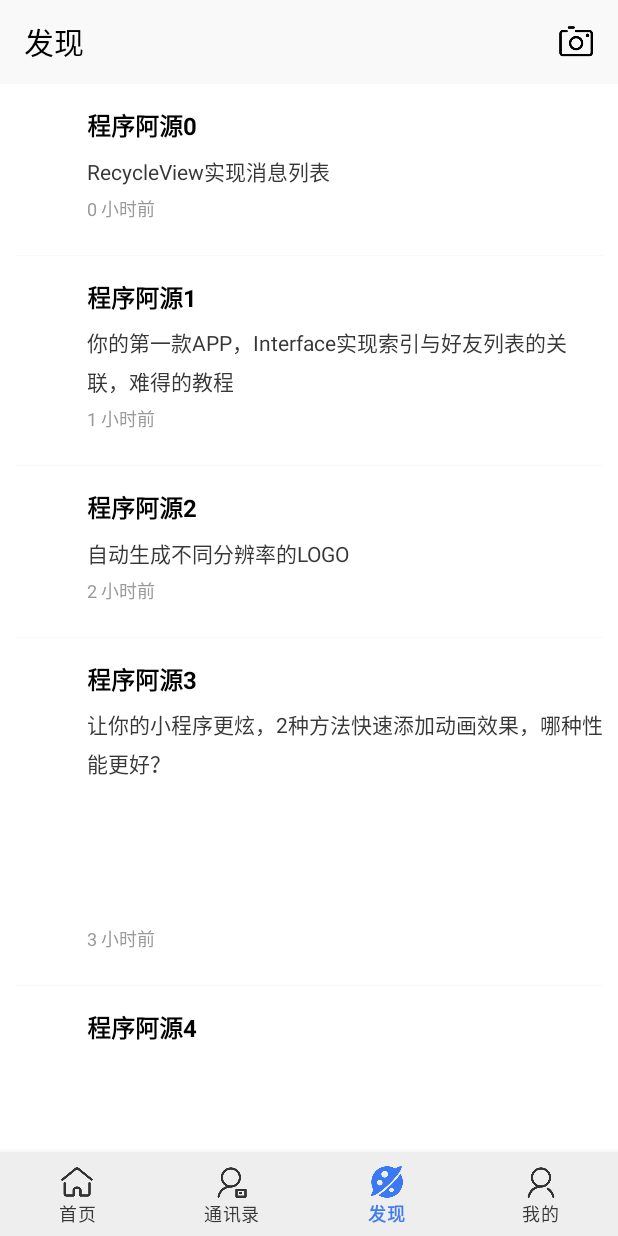
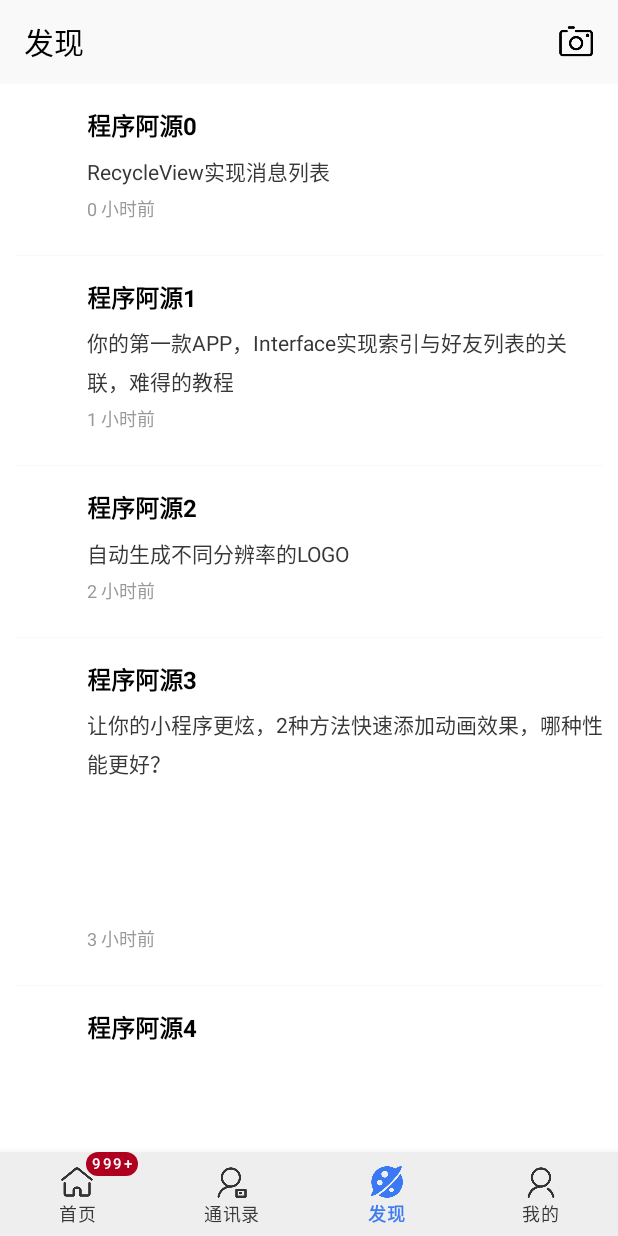
Before and after one commit to 841660202/forkOther_imvence_android, an Android app: the screen it shows after launch (MainActivity), item 3 of the bottom bar chosen, on a phone screen of 412 x 824 dp. Run offline under Robolectric (Android 15) with nearby library versions, the phone set to English and light mode, and no system bars; our stand-ins replace navigation-ui; libraries missing offline, so code that uses them is left out: com.facebook.drawee; plain views replace SimpleDraweeView; pictures from the network do not load; 5 statements that could not run were skipped.

Commit message:
增加注释

```diff
--- a/app/src/main/java/com/imvence/myapp/MainActivity.kt
+++ b/app/src/main/java/com/imvence/myapp/MainActivity.kt
@@ -30,8 +30,14 @@ class MainActivity : AppCompatActivity() {
         toolbar = findViewById(R.id.toolbar)
 
         val navView: BottomNavigationView = findViewById(R.id.nav_view)
+        /**设置未读消息数量*/
         navView.itemIconTintList = null //去掉图标的默认背景色
-
+        val menuItemId = navView.menu.getItem(0).itemId
+        var badge = navView.getOrCreateBadge(menuItemId)
+        badge.isVisible = true
+        // An icon only badge will be displayed unless a number is set:
+        badge.number = 10000 // 超过999 会截取 999+
+        /**设置未读消息数量 end*/
         navController = findNavController(R.id.nav_host_fragment)
         // Passing each menu ID as a set of Ids because each
         // menu should be considered as top level destinations.
@@ -49,7 +55,8 @@ class MainActivity : AppCompatActivity() {
     }
 
     //监听tabbar切换状态
-    private val onNavigationItemSelectedListener = BottomNavigationView.OnNavigationItemSelectedListener { item ->
+    private val onNavigationItemSelectedListener =
+        BottomNavigationView.OnNavigationItemSelectedListener { item ->
             /*
             val titleMap = mutableMapOf<Int, String>(
                 R.id.navigation_home to this.resources.getString(R.string.tabbar_home_title),
@@ -73,11 +80,11 @@ class MainActivity : AppCompatActivity() {
 
             toolbar.title = item.title
 
-        when(item.itemId){
-            R.id.navigation_home->navController.navigate(R.id.navigation_home)
-            R.id.navigation_friends->navController.navigate(R.id.navigation_friends)
-            R.id.navigation_news->navController.navigate(R.id.navigation_news)
-            R.id.navigation_mine->navController.navigate(R.id.navigation_mine)
+            when (item.itemId) {
+                R.id.navigation_home -> navController.navigate(R.id.navigation_home)
+                R.id.navigation_friends -> navController.navigate(R.id.navigation_friends)
+                R.id.navigation_news -> navController.navigate(R.id.navigation_news)
+                R.id.navigation_mine -> navController.navigate(R.id.navigation_mine)
             }
 
             return@OnNavigationItemSelectedListener true
--- a/app/src/main/java/com/imvence/myapp/ui/friends/FriendsFragment.kt
+++ b/app/src/main/java/com/imvence/myapp/ui/friends/FriendsFragment.kt
@@ -34,7 +34,7 @@ class FriendsFragment : Fragment() {
         /**侧边字母导航*/
         quickIndexView = root.findViewById<FriendsQuickIndex>(R.id.quickIndexView)
 
-
+        /**监听点击字母=>滚动*/
         quickIndexView.setOnIndexChangeListener(object : FriendsQuickIndex.OnIndexChangeListener {
             override fun onIndexChange(group: String?) {
                 var count = 0
--- a/app/src/main/java/com/imvence/myapp/ui/home/HomeFragment.kt
+++ b/app/src/main/java/com/imvence/myapp/ui/home/HomeFragment.kt
@@ -60,7 +60,7 @@ class HomeFragment : Fragment() {
             this.initRequest()
 
         }
-        // 监听recycle滚动
+        /**监听recycle滚动*/
         messageContent.addOnScrollListener(object : RecyclerView.OnScrollListener(){
             override fun onScrollStateChanged(recyclerView: RecyclerView, newState: Int) {
                 if(!messageContent.canScrollVertically(0)){
--- a/app/src/main/res/drawable/linearlayout_water_selector.xml
+++ b/app/src/main/res/drawable/linearlayout_water_selector.xml
@@ -1,8 +1,8 @@
 <?xml version="1.0" encoding="utf-8"?>
 
-<ripple android:color="@color/status_background_color"
-    xmlns:android="http://schemas.android.com/apk/res/android"
-    tools:targetApi="lollipop"
-    xmlns:tools="http://schemas.android.com/tools">
+<ripple xmlns:android="http://schemas.android.com/apk/res/android"
+    xmlns:tools="http://schemas.android.com/tools"
+    android:color="@color/status_background_color"
+    tools:targetApi="lollipop">
     <item android:drawable="@color/white" />
 </ripple>
--- a/app/src/main/res/layout/activity_main.xml
+++ b/app/src/main/res/layout/activity_main.xml
@@ -3,8 +3,7 @@
     xmlns:app="http://schemas.android.com/apk/res-auto"
     android:id="@+id/container"
     android:layout_width="match_parent"
-    android:layout_height="match_parent"
-    >
+    android:layout_height="match_parent">
 
     <androidx.appcompat.widget.Toolbar
         android:id="@+id/toolbar"
@@ -12,24 +11,9 @@
         android:layout_height="?attr/actionBarSize"
         android:background="@color/status_background_color"
         app:layout_constraintTop_toTopOf="parent"
-        app:titleTextColor="@color/black"
-        app:title="@string/tabbar_home" >
-    </androidx.appcompat.widget.Toolbar>
+        app:title="@string/tabbar_home"
+        app:titleTextColor="@color/black" />
 
-    <com.google.android.material.bottomnavigation.BottomNavigationView
-        android:id="@+id/nav_view"
-        android:layout_width="0dp"
-        android:layout_height="wrap_content"
-        android:layout_marginEnd="0dp"
-        android:layout_marginStart="0dp"
-        android:background="@color/tabbar_background_color"
-        app:layout_constraintBottom_toBottomOf="parent"
-        app:layout_constraintLeft_toLeftOf="parent"
-        app:layout_constraintRight_toRightOf="parent"
-        app:menu="@menu/bottom_nav_menu"
-        app:labelVisibilityMode="labeled"
-        app:itemTextColor="@drawable/tabbar_text_color"
-        />
 
     <fragment
         android:id="@+id/nav_host_fragment"
@@ -43,4 +27,17 @@
         app:layout_constraintTop_toTopOf="parent"
         app:navGraph="@navigation/mobile_navigation" />
 
+    <com.google.android.material.bottomnavigation.BottomNavigationView
+        android:id="@+id/nav_view"
+        android:layout_width="0dp"
+        android:layout_height="wrap_content"
+        android:layout_marginStart="0dp"
+        android:layout_marginEnd="0dp"
+        android:background="@color/tabbar_background_color"
+        app:itemTextColor="@drawable/tabbar_text_color"
+        app:labelVisibilityMode="labeled"
+        app:layout_constraintBottom_toBottomOf="parent"
+        app:layout_constraintLeft_toLeftOf="parent"
+        app:layout_constraintRight_toRightOf="parent"
+        app:menu="@menu/bottom_nav_menu" />
 </androidx.constraintlayout.widget.ConstraintLayout>
--- a/app/src/main/res/layout/fragment_friends.xml
+++ b/app/src/main/res/layout/fragment_friends.xml
@@ -7,7 +7,7 @@
     android:paddingBottom="?attr/actionBarSize"
     android:id="@+id/FriendsFragment"
     tools:context=".ui.friends.FriendsFragment">
-<!--RecyclerView控件-->
+    <!--RecyclerView控件-->
     <androidx.recyclerview.widget.RecyclerView
         android:id="@+id/friendsContent"
         android:layout_height="match_parent"
--- a/app/src/main/res/layout/fragment_mine.xml
+++ b/app/src/main/res/layout/fragment_mine.xml
@@ -10,13 +10,14 @@
         android:id="@+id/text_mine"
         android:layout_width="match_parent"
         android:layout_height="wrap_content"
-        android:layout_marginEnd="8dp"
         android:layout_marginStart="8dp"
         android:layout_marginTop="8dp"
+        android:layout_marginEnd="8dp"
         android:textAlignment="center"
         android:textSize="20sp"
         app:layout_constraintBottom_toBottomOf="parent"
         app:layout_constraintEnd_toEndOf="parent"
         app:layout_constraintStart_toStartOf="parent"
         app:layout_constraintTop_toTopOf="parent" />
+
 </androidx.constraintlayout.widget.ConstraintLayout>
--- a/app/src/main/res/layout/fragment_news.xml
+++ b/app/src/main/res/layout/fragment_news.xml
@@ -10,14 +10,14 @@
 
     <androidx.swiperefreshlayout.widget.SwipeRefreshLayout
         android:id="@+id/newsRefresh"
-        android:orientation="vertical"
+        android:layout_width="match_parent"
         android:layout_height="match_parent"
-        android:layout_width="match_parent"
-        >
-    <androidx.recyclerview.widget.RecyclerView
-        android:id="@+id/newsContent"
-        android:layout_height="match_parent"
-        android:layout_width="match_parent"
-        />
+        android:orientation="vertical">
+
+        <androidx.recyclerview.widget.RecyclerView
+            android:id="@+id/newsContent"
+            android:layout_width="match_parent"
+            android:layout_height="match_parent" />
     </androidx.swiperefreshlayout.widget.SwipeRefreshLayout>
+
 </androidx.constraintlayout.widget.ConstraintLayout>
--- a/app/src/main/res/layout/news_pic_item.xml
+++ b/app/src/main/res/layout/news_pic_item.xml
@@ -1,71 +1,69 @@
 <?xml version="1.0" encoding="utf-8"?>
 
-<LinearLayout android:layout_width="match_parent"
+<LinearLayout xmlns:android="http://schemas.android.com/apk/res/android"
+    xmlns:fresco="http://schemas.android.com/apk/res-auto"
+    android:layout_width="match_parent"
     android:layout_height="wrap_content"
-    xmlns:fresco="http://schemas.android.com/apk/res-auto"
-    android:paddingLeft="10dp"
-    android:paddingRight="10dp"
-    android:paddingTop="15dp"
-    android:orientation="vertical"
     android:background="@drawable/linearlayout_water_selector"
     android:clickable="true"
-    xmlns:android="http://schemas.android.com/apk/res/android">
+    android:orientation="vertical"
+    android:paddingLeft="10dp"
+    android:paddingTop="15dp"
+    android:paddingRight="10dp">
+
     <LinearLayout
+        android:layout_width="match_parent"
         android:layout_height="wrap_content"
-        android:layout_width="match_parent"
-        android:orientation="horizontal"
-        >
+        android:orientation="horizontal">
+
         <com.facebook.drawee.view.SimpleDraweeView
             android:id="@+id/news_avatar"
+            android:layout_width="38dp"
             android:layout_height="38dp"
-            android:layout_width="38dp"
-            fresco:roundedCornerRadius="3dp"
-            />
+            fresco:roundedCornerRadius="3dp" />
+
         <LinearLayout
+            android:layout_width="match_parent"
             android:layout_height="wrap_content"
-            android:layout_width="match_parent"
             android:layout_marginLeft="10dp"
-            android:orientation="vertical"
-            >
+            android:orientation="vertical">
+
             <TextView
                 android:id="@+id/news_nickname"
+                android:layout_width="match_parent"
                 android:layout_height="22dp"
-                android:layout_width="match_parent"
+                android:textColor="@color/black"
                 android:textSize="16dp"
-                android:textStyle="bold"
-                android:textColor="@color/black"
-                />
+                android:textStyle="bold" />
 
             <LinearLayout
                 android:id="@+id/news_main"
+                android:layout_width="match_parent"
                 android:layout_height="wrap_content"
-                android:layout_width="match_parent"
                 android:layout_marginTop="10dp"
                 android:layout_marginBottom="5dp"
                 android:orientation="vertical">
+
                 <com.facebook.drawee.view.SimpleDraweeView
                     android:id="@+id/news_thumb"
-                    android:layout_height="86dp"
                     android:layout_width="86dp"
-                    />
+                    android:layout_height="86dp" />
             </LinearLayout>
 
             <TextView
                 android:id="@+id/news_addtime"
+                android:layout_width="match_parent"
                 android:layout_height="20dp"
-                android:layout_width="match_parent"
-                android:textSize="12dp"
+                android:text=""
                 android:textColor="@color/msg_content"
-                android:text=""
-                />
+                android:textSize="12dp" />
 
         </LinearLayout>
     </LinearLayout>
 
     <LinearLayout
+        android:layout_width="match_parent"
         android:layout_height="0.5dp"
-        android:layout_width="match_parent"
         android:layout_marginTop="20dp"
-        android:background="@color/msg_split"
-        />
+        android:background="@color/msg_split" />
 </LinearLayout>
--- a/app/src/main/res/layout/news_txt_item.xml
+++ b/app/src/main/res/layout/news_txt_item.xml
@@ -1,74 +1,73 @@
 <?xml version="1.0" encoding="utf-8"?>
 
-<LinearLayout android:layout_width="match_parent"
+<LinearLayout xmlns:android="http://schemas.android.com/apk/res/android"
+    xmlns:fresco="http://schemas.android.com/apk/res-auto"
+    android:layout_width="match_parent"
     android:layout_height="wrap_content"
-    xmlns:fresco="http://schemas.android.com/apk/res-auto"
-    android:paddingLeft="10dp"
-    android:paddingRight="10dp"
-    android:paddingTop="15dp"
-    android:orientation="vertical"
     android:background="@drawable/linearlayout_water_selector"
     android:clickable="true"
-    xmlns:android="http://schemas.android.com/apk/res/android">
+    android:orientation="vertical"
+    android:paddingLeft="10dp"
+    android:paddingTop="15dp"
+    android:paddingRight="10dp">
+
     <LinearLayout
+        android:layout_width="match_parent"
         android:layout_height="wrap_content"
-        android:layout_width="match_parent"
-        android:orientation="horizontal"
-        >
+        android:orientation="horizontal">
+
         <com.facebook.drawee.view.SimpleDraweeView
             android:id="@+id/news_avatar"
+            android:layout_width="38dp"
             android:layout_height="38dp"
-            android:layout_width="38dp"
-            fresco:roundedCornerRadius="3dp"
-            />
+            fresco:roundedCornerRadius="3dp" />
+
         <LinearLayout
+            android:layout_width="match_parent"
             android:layout_height="wrap_content"
-            android:layout_width="match_parent"
             android:layout_marginLeft="10dp"
-            android:orientation="vertical"
-            >
+            android:orientation="vertical">
+
             <TextView
                 android:id="@+id/news_nickname"
+                android:layout_width="match_parent"
                 android:layout_height="22dp"
-                android:layout_width="match_parent"
+                android:textColor="@color/black"
                 android:textSize="16dp"
-                android:textStyle="bold"
-                android:textColor="@color/black"
-                />
+                android:textStyle="bold" />
 
             <LinearLayout
                 android:id="@+id/news_main"
+                android:layout_width="match_parent"
                 android:layout_height="wrap_content"
-                android:layout_width="match_parent"
                 android:layout_marginTop="10dp"
                 android:layout_marginBottom="5dp"
                 android:orientation="vertical">
+
                 <TextView
                     android:id="@+id/news_txt"
+                    android:layout_width="match_parent"
                     android:layout_height="wrap_content"
-                    android:layout_width="match_parent"
-                    android:textSize="14dp"
                     android:lineSpacingExtra="5dp"
+                    android:text=""
                     android:textColor="@color/msg_nickname"
-                    android:text="" />
+                    android:textSize="14dp" />
             </LinearLayout>
 
             <TextView
                 android:id="@+id/news_addtime"
+                android:layout_width="match_parent"
                 android:layout_height="20dp"
-                android:layout_width="match_parent"
-                android:textSize="12dp"
+                android:text=""
                 android:textColor="@color/msg_content"
-                android:text=""
-                />
+                android:textSize="12dp" />
 
         </LinearLayout>
     </LinearLayout>
 
     <LinearLayout
+        android:layout_width="match_parent"
         android:layout_height="0.5dp"
-        android:layout_width="match_parent"
         android:layout_marginTop="20dp"
-        android:background="@color/msg_split"
-        />
+        android:background="@color/msg_split" />
 </LinearLayout>
--- a/app/src/main/res/layout/news_txtpic_item.xml
+++ b/app/src/main/res/layout/news_txtpic_item.xml
@@ -1,80 +1,79 @@
 <?xml version="1.0" encoding="utf-8"?>
 
-<LinearLayout android:layout_width="match_parent"
+<LinearLayout xmlns:android="http://schemas.android.com/apk/res/android"
+    xmlns:fresco="http://schemas.android.com/apk/res-auto"
+    android:layout_width="match_parent"
     android:layout_height="wrap_content"
-    xmlns:fresco="http://schemas.android.com/apk/res-auto"
-    android:paddingLeft="10dp"
-    android:paddingRight="10dp"
-    android:paddingTop="15dp"
-    android:orientation="vertical"
     android:background="@drawable/linearlayout_water_selector"
     android:clickable="true"
-    xmlns:android="http://schemas.android.com/apk/res/android">
+    android:orientation="vertical"
+    android:paddingLeft="10dp"
+    android:paddingTop="15dp"
+    android:paddingRight="10dp">
+
     <LinearLayout
+        android:layout_width="match_parent"
         android:layout_height="wrap_content"
-        android:layout_width="match_parent"
-        android:orientation="horizontal"
-        >
+        android:orientation="horizontal">
+
         <com.facebook.drawee.view.SimpleDraweeView
             android:id="@+id/news_avatar"
+            android:layout_width="38dp"
             android:layout_height="38dp"
-            android:layout_width="38dp"
-            fresco:roundedCornerRadius="3dp"
-            />
+            fresco:roundedCornerRadius="3dp" />
+
         <LinearLayout
+            android:layout_width="match_parent"
             android:layout_height="wrap_content"
-            android:layout_width="match_parent"
             android:layout_marginLeft="10dp"
-            android:orientation="vertical"
-            >
+            android:orientation="vertical">
+
             <TextView
                 android:id="@+id/news_nickname"
+                android:layout_width="match_parent"
                 android:layout_height="22dp"
-                android:layout_width="match_parent"
+                android:textColor="@color/black"
                 android:textSize="16dp"
-                android:textStyle="bold"
-                android:textColor="@color/black"
-                />
+                android:textStyle="bold" />
 
             <LinearLayout
                 android:id="@+id/news_main"
+                android:layout_width="match_parent"
                 android:layout_height="wrap_content"
-                android:layout_width="match_parent"
                 android:layout_marginTop="10dp"
                 android:layout_marginBottom="5dp"
                 android:orientation="vertical">
+
                 <TextView
                     android:id="@+id/news_txt"
+                    android:layout_width="match_parent"
                     android:layout_height="wrap_content"
-                    android:layout_width="match_parent"
-                    android:textSize="14dp"
                     android:lineSpacingExtra="5dp"
+                    android:text=""
                     android:textColor="@color/msg_nickname"
-                    android:text="" />
+                    android:textSize="14dp" />
+
                 <com.facebook.drawee.view.SimpleDraweeView
                     android:id="@+id/news_thumb"
-                    android:layout_marginTop="6dp"
+                    android:layout_width="86dp"
                     android:layout_height="86dp"
-                    android:layout_width="86dp"
-                    />
+                    android:layout_marginTop="6dp" />
             </LinearLayout>
 
             <TextView
                 android:id="@+id/news_addtime"
+                android:layout_width="match_parent"
                 android:layout_height="20dp"
-                android:layout_width="match_parent"
-                android:textSize="12dp"
+                android:text=""
                 android:textColor="@color/msg_content"
-                android:text=""
-                />
+                android:textSize="12dp" />
 
         </LinearLayout>
     </LinearLayout>
 
     <LinearLayout
+        android:layout_width="match_parent"
         android:layout_height="0.5dp"
-        android:layout_width="match_parent"
         android:layout_marginTop="20dp"
-        android:background="@color/msg_split"
-        />
+        android:background="@color/msg_split" />
 </LinearLayout>
```
Also changed, not shown: app/src/main/java/com/imvence/myapp/ui/friends/FriendsAdapter.kt (+35 -22 lines), app/src/main/java/com/imvence/myapp/ui/friends/FriendsData.kt (+16 -0 lines), app/src/main/java/com/imvence/myapp/ui/friends/FriendsQuickIndex.kt (+10 -8 lines), app/src/main/res/layout/fragment_home.xml (+9 -9 lines), app/src/main/res/layout/friends_item.xml (+6 -7 lines), app/src/main/res/layout/group_item.xml (+8 -9 lines), app/src/main/res/layout/msg_item.xml (+25 -25 lines), 1 other file. Lines whose indentation alone changed are shown as unchanged.
